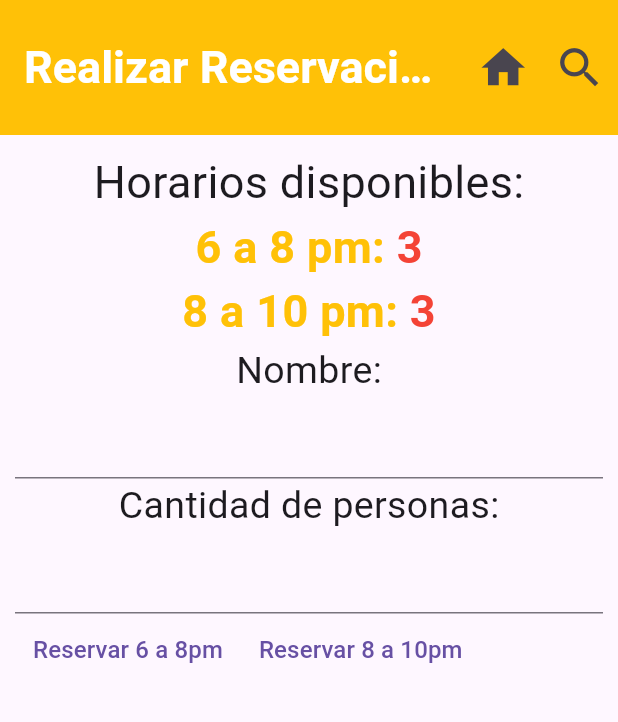
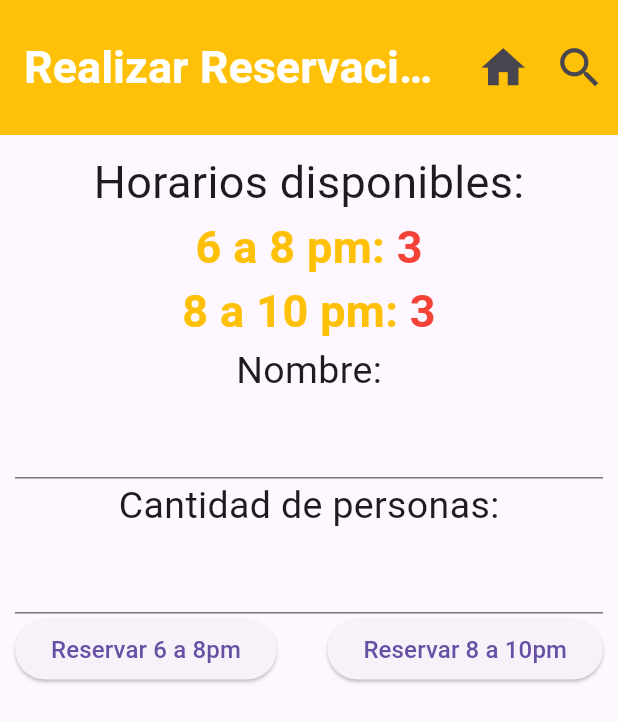
Before and after one commit to ErisonJays/restaurant_app, a Flutter app: the EmberScreen screen opened directly, on a phone screen of 412 x 824 dp. Shown: the top 722 px of the screen. Run offline on Flutter 3.47's test engine with Material 3 defaults, Android fonts, the phone set to English and light mode, and no system bars; our stand-ins replace pdf, printing.

Commit message:
Implementacion Impresion

```diff
--- a/lib/Screen/emberscreen.dart
+++ b/lib/Screen/emberscreen.dart
@@ -91,8 +91,9 @@ class EmberScreen extends StatelessWidget {
               ],
             ),
             Row(
+              mainAxisAlignment: MainAxisAlignment.spaceBetween,
               children: [
-                TextButton(
+                ElevatedButton(
                     onPressed: () {
                       //validacion de campos
                       button = 1;
@@ -106,7 +107,7 @@ class EmberScreen extends StatelessWidget {
                       "Reservar 6 a 8pm",
                       style: botonStilos,
                     )),
-                TextButton(
+                 ElevatedButton(
                     onPressed: () {
 
                         button = 2;
--- a/lib/widgets/botonesprincipal.dart
+++ b/lib/widgets/botonesprincipal.dart
@@ -41,7 +41,9 @@ class BotonesPrincipal extends StatelessWidget {
 
             children: [
               const Image(image: AssetImage('assets/img/impresora.png'), width: 50,),
-             TextButton(onPressed: () {}, child: const Text("Imprimir", style: textoStilos,))
+             TextButton(onPressed: () {
+              Navigator.push(context, MaterialPageRoute(builder: (context)=>ConsultaScreen()));
+             } , child: const Text("Imprimir", style: textoStilos,))
             ],
           ),
 
--- a/lib/widgets/cardfeed.dart
+++ b/lib/widgets/cardfeed.dart
@@ -5,7 +5,9 @@ import 'package:restaurant_app/estilos/estilos.dart';
 import 'package:restaurant_app/widgets/horariocard.dart';
 import 'package:restaurant_app/widgets/nombrecard.dart';
 import 'package:restaurant_app/widgets/restaurantecard.dart';
-
+import 'package:pdf/pdf.dart';
+import 'package:pdf/widgets.dart' as pw;
+import 'package:printing/printing.dart';
 
 
 
@@ -35,6 +37,7 @@ class CardFeed extends StatelessWidget {
       child:  Column(
        // mainAxisAlignment: MainAxisAlignment.spaceBetween,
         children: [
+
         //TitleCard(name: card["name"]!), // ! indica que el valor no es nulo
        NombreCardFeed(nombre: card["nombre"]!,),
        RestauranteCardFeed(restaurante: card["restaurante"]!,),
--- a/lib/widgets/listcardfeed.dart
+++ b/lib/widgets/listcardfeed.dart
@@ -14,6 +14,8 @@ class ListCardFeed extends StatelessWidget {
   @override
   Widget build(BuildContext context) {
 
+
+
     return ListView.builder(
               //EL listview.builder creara una cantidad determinada o infinita de elementos.
       itemCount: ListCard.length,
```
Also changed, not shown: lib/Screen/appbar/appbarconsulta.dart (+0 -7 lines), lib/Screen/consultascreen.dart (+34 -16 lines).
